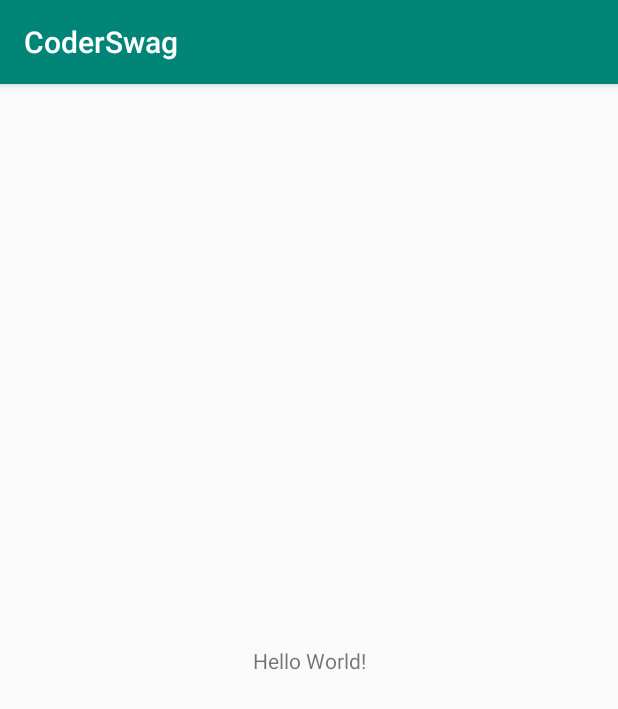
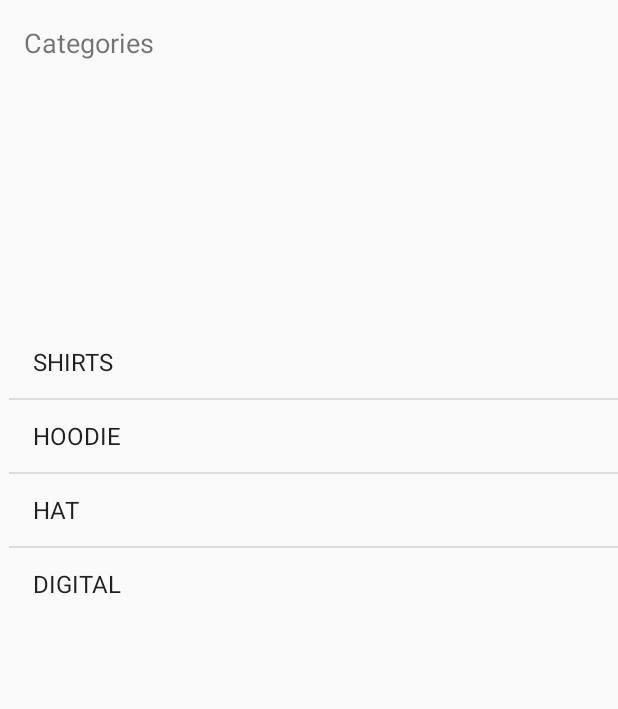
Before and after one commit to dragkb/CoderSwag, an Android app: the screen it shows after launch (MainActivity), on a phone screen of 412 x 824 dp. Shown: the top 709 px of the screen. Run offline under Robolectric (Android 15) with nearby library versions, the phone set to English and light mode, and no system bars.

```diff
--- a/app/src/main/java/com/alex/coderswag/Controller/MainActivity.kt
+++ b/app/src/main/java/com/alex/coderswag/Controller/MainActivity.kt
@@ -2,12 +2,23 @@ package com.alex.coderswag.Controller
 
 import android.support.v7.app.AppCompatActivity
 import android.os.Bundle
+import android.widget.ArrayAdapter
+import com.alex.coderswag.Model.Category
 import com.alex.coderswag.R
+import com.alex.coderswag.Services.DataService
+import kotlinx.android.synthetic.main.activity_main.*
 
 class MainActivity : AppCompatActivity() {
+
+    lateinit var adapter : ArrayAdapter<Category>
 
     override fun onCreate(savedInstanceState: Bundle?) {
         super.onCreate(savedInstanceState)
         setContentView(R.layout.activity_main)
+
+        adapter = ArrayAdapter(this,
+                android.R.layout.simple_list_item_1,
+                DataService.categories)
+        categoryListView.adapter = adapter
     }
 }
--- a/app/src/main/java/com/alex/coderswag/Model/Category.kt
+++ b/app/src/main/java/com/alex/coderswag/Model/Category.kt
@@ -1,3 +1,7 @@
 package com.alex.coderswag.Model
 
-class Category (val title: String, val image: String)
+class Category (val title: String, val image: String){
+    override fun toString(): String {
+        return title
+    }
+}
--- a/app/src/main/res/layout/activity_main.xml
+++ b/app/src/main/res/layout/activity_main.xml
@@ -7,12 +7,29 @@
     tools:context=".Controller.MainActivity">
 
     <TextView
+        android:id="@+id/textView"
         android:layout_width="wrap_content"
         android:layout_height="wrap_content"
-        android:text="Hello World!"
-        app:layout_constraintBottom_toBottomOf="parent"
+        android:layout_marginLeft="16dp"
+        android:layout_marginTop="16dp"
+        android:text="Categories"
+        android:textSize="18sp"
         app:layout_constraintLeft_toLeftOf="parent"
-        app:layout_constraintRight_toRightOf="parent"
         app:layout_constraintTop_toTopOf="parent" />
 
+    <ListView
+        android:id="@+id/categoryListView"
+        android:layout_width="wrap_content"
+        android:layout_height="wrap_content"
+        android:layout_marginStart="8dp"
+        android:layout_marginTop="16dp"
+        android:layout_marginEnd="8dp"
+        android:layout_marginBottom="8dp"
+        app:layout_constraintBottom_toBottomOf="parent"
+        app:layout_constraintEnd_toEndOf="parent"
+        app:layout_constraintHorizontal_bias="0.148"
+        app:layout_constraintStart_toStartOf="parent"
+        app:layout_constraintTop_toBottomOf="@+id/textView"
+        app:layout_constraintVertical_bias="0.285" />
+
 </android.support.constraint.ConstraintLayout>
--- a/app/src/main/res/values/styles.xml
+++ b/app/src/main/res/values/styles.xml
@@ -1,7 +1,7 @@
 <resources>
 
     <!-- Base application theme. -->
-    <style name="AppTheme" parent="Theme.AppCompat.Light.DarkActionBar">
+    <style name="AppTheme" parent="Theme.AppCompat.Light.NoActionBar">
         <!-- Customize your theme here. -->
         <item name="colorPrimary">@color/colorPrimary</item>
         <item name="colorPrimaryDark">@color/colorPrimaryDark</item>
```
Also changed, not shown: app/src/main/res/layout/category_list_item.xml (added, +34 -0 lines).
